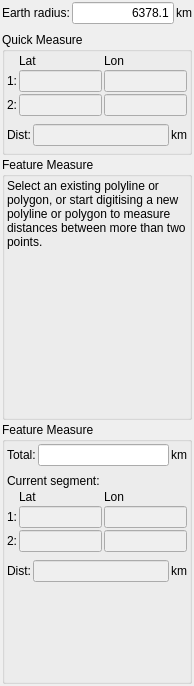
Qt form src/qt-widgets/MeasureDistanceWidgetUi.ui (GPlates/GPlates) before a commit.
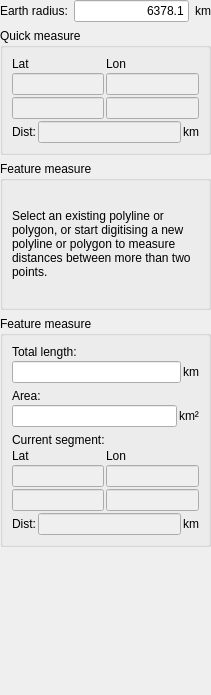
The same form after that commit.

Diff of the .ui file:
```diff
--- a/src/qt-widgets/MeasureDistanceWidgetUi.ui
+++ b/src/qt-widgets/MeasureDistanceWidgetUi.ui
@@ -1,38 +1,23 @@
 <ui version="4.0" >
  <class>MeasureDistanceWidget</class>
- <widget class="QWidget" name="MeasureDistanceWidget" >
-  <property name="geometry" >
+ <widget class="QWidget" name="MeasureDistanceWidget">
+  <property name="geometry">
    <rect>
     <x>0</x>
     <y>0</y>
-    <width>194</width>
-    <height>686</height>
+    <width>211</width>
+    <height>695</height>
    </rect>
   </property>
   <property name="windowTitle" >
    <string>Form</string>
   </property>
-  <layout class="QVBoxLayout" >
-   <property name="spacing" >
-    <number>2</number>
+  <layout class="QVBoxLayout">
+   <property name="margin">
+    <number>0</number>
    </property>
-   <property name="leftMargin" >
-    <number>2</number>
-   </property>
-   <property name="topMargin" >
-    <number>2</number>
-   </property>
-   <property name="rightMargin" >
-    <number>2</number>
-   </property>
-   <property name="bottomMargin" >
-    <number>2</number>
-   </property>
    <item>
-    <layout class="QHBoxLayout" >
-     <property name="bottomMargin" >
-      <number>6</number>
-     </property>
+    <layout class="QHBoxLayout">
      <item>
       <widget class="QLabel" name="label_radius" >
        <property name="text" >
@@ -60,61 +45,36 @@
     </layout>
    </item>
    <item>
-    <widget class="QGroupBox" name="groupbox_quick" >
-     <property name="title" >
-      <string>Quick Measure</string>
+    <widget class="QGroupBox" name="groupbox_quick">
+     <property name="title">
+      <string>Quick measure</string>
      </property>
      <layout class="QVBoxLayout" >
       <property name="spacing" >
        <number>2</number>
       </property>
-      <property name="leftMargin" >
-       <number>2</number>
-      </property>
-      <property name="topMargin" >
-       <number>2</number>
-      </property>
-      <property name="rightMargin" >
-       <number>2</number>
-      </property>
-      <property name="bottomMargin" >
-       <number>6</number>
-      </property>
       <item>
-       <layout class="QGridLayout" >
-        <property name="bottomMargin" >
-         <number>6</number>
-        </property>
-        <property name="horizontalSpacing" >
+       <layout class="QGridLayout" name="_4">
+        <property name="spacing">
          <number>2</number>
         </property>
-        <property name="verticalSpacing" >
-         <number>2</number>
-        </property>
-        <item row="0" column="1" >
-         <widget class="QLabel" name="label_quick_lat" >
-          <property name="text" >
+        <item row="0" column="0">
+         <widget class="QLabel" name="label_quick_lat">
+          <property name="text">
            <string>Lat</string>
           </property>
          </widget>
         </item>
-        <item row="0" column="2" >
-         <widget class="QLabel" name="label_quick_lon" >
-          <property name="text" >
+        <item row="0" column="1">
+         <widget class="QLabel" name="label_quick_lon">
+          <property name="text">
            <string>Lon</string>
           </property>
          </widget>
         </item>
-        <item row="1" column="0" >
-         <widget class="QLabel" name="label_feature_start" >
-          <property name="text" >
-           <string>1:</string>
-          </property>
-         </widget>
-        </item>
-        <item row="1" column="1" >
-         <widget class="QLineEdit" name="lineedit_quick_start_lat" >
-          <property name="enabled" >
+        <item row="1" column="0">
+         <widget class="QLineEdit" name="lineedit_quick_start_lat">
+          <property name="enabled">
            <bool>false</bool>
           </property>
           <property name="alignment" >
@@ -125,9 +85,9 @@
           </property>
          </widget>
         </item>
-        <item row="1" column="2" >
-         <widget class="QLineEdit" name="lineedit_quick_start_lon" >
-          <property name="enabled" >
+        <item row="1" column="1">
+         <widget class="QLineEdit" name="lineedit_quick_start_lon">
+          <property name="enabled">
            <bool>false</bool>
           </property>
           <property name="alignment" >
@@ -138,16 +98,9 @@
           </property>
          </widget>
         </item>
-        <item row="2" column="0" >
-         <widget class="QLabel" name="label_quick_end" >
-          <property name="text" >
-           <string>2:</string>
-          </property>
-         </widget>
-        </item>
-        <item row="2" column="1" >
-         <widget class="QLineEdit" name="lineedit_quick_end_lat" >
-          <property name="enabled" >
+        <item row="2" column="0">
+         <widget class="QLineEdit" name="lineedit_quick_end_lat">
+          <property name="enabled">
            <bool>false</bool>
           </property>
           <property name="alignment" >
@@ -158,9 +111,9 @@
           </property>
          </widget>
         </item>
-        <item row="2" column="2" >
-         <widget class="QLineEdit" name="lineedit_quick_end_lon" >
-          <property name="enabled" >
+        <item row="2" column="1">
+         <widget class="QLineEdit" name="lineedit_quick_end_lon">
+          <property name="enabled">
            <bool>false</bool>
           </property>
           <property name="alignment" >
@@ -174,17 +127,17 @@
        </layout>
       </item>
       <item>
-       <layout class="QHBoxLayout" >
+       <layout class="QHBoxLayout">
         <item>
-         <widget class="QLabel" name="label_quick_distance" >
-          <property name="text" >
+         <widget class="QLabel" name="label_quick_distance">
+          <property name="text">
            <string>Dist:</string>
           </property>
          </widget>
         </item>
         <item>
-         <widget class="QLineEdit" name="lineedit_quick_distance" >
-          <property name="enabled" >
+         <widget class="QLineEdit" name="lineedit_quick_distance">
+          <property name="enabled">
            <bool>false</bool>
           </property>
           <property name="alignment" >
@@ -196,8 +149,8 @@
          </widget>
         </item>
         <item>
-         <widget class="QLabel" name="label_quick_km" >
-          <property name="text" >
+         <widget class="QLabel" name="label_quick_km">
+          <property name="text">
            <string>km</string>
           </property>
          </widget>
@@ -215,28 +168,13 @@
        <verstretch>0</verstretch>
       </sizepolicy>
      </property>
-     <property name="title" >
-      <string>Feature Measure</string>
+     <property name="title">
+      <string>Feature measure</string>
      </property>
-     <layout class="QVBoxLayout" >
-      <property name="spacing" >
-       <number>2</number>
-      </property>
-      <property name="leftMargin" >
-       <number>2</number>
-      </property>
-      <property name="topMargin" >
-       <number>2</number>
-      </property>
-      <property name="rightMargin" >
-       <number>2</number>
-      </property>
-      <property name="bottomMargin" >
-       <number>2</number>
-      </property>
+     <layout class="QVBoxLayout">
       <item>
-       <widget class="QLabel" name="label_feature_none" >
-        <property name="text" >
+       <widget class="QLabel" name="label_feature_none">
+        <property name="text">
          <string>Select an existing polyline or polygon, or start digitising a new polyline or polygon to measure distances between more than two points.</string>
         </property>
         <property name="wordWrap" >
@@ -244,19 +182,6 @@
         </property>
        </widget>
       </item>
-      <item>
-       <spacer>
-        <property name="orientation" >
-         <enum>Qt::Vertical</enum>
-        </property>
-        <property name="sizeHint" >
-         <size>
-          <width>20</width>
-          <height>71</height>
-         </size>
-        </property>
-       </spacer>
-      </item>
      </layout>
     </widget>
    </item>
@@ -268,40 +193,27 @@
        <verstretch>0</verstretch>
       </sizepolicy>
      </property>
-     <property name="title" >
-      <string>Feature Measure</string>
+     <property name="title">
+      <string>Feature measure</string>
      </property>
-     <layout class="QVBoxLayout" >
-      <property name="spacing" >
+     <layout class="QVBoxLayout" name="verticalLayout_4">
+      <item>
+       <layout class="QVBoxLayout" name="verticalLayout">
+        <property name="spacing">
        <number>2</number>
       </property>
-      <property name="leftMargin" >
-       <number>2</number>
-      </property>
-      <property name="topMargin" >
-       <number>2</number>
-      </property>
-      <property name="rightMargin" >
-       <number>2</number>
-      </property>
-      <property name="bottomMargin" >
-       <number>2</number>
-      </property>
       <item>
-       <layout class="QHBoxLayout" >
-        <property name="bottomMargin" >
-         <number>6</number>
-        </property>
-        <item>
-         <widget class="QLabel" name="label_feature_total" >
-          <property name="text" >
-           <string>Total:</string>
+         <widget class="QLabel" name="label_feature_total">
+          <property name="text">
+           <string>Total length:</string>
           </property>
          </widget>
         </item>
         <item>
-         <widget class="QLineEdit" name="lineedit_feature_total" >
-          <property name="alignment" >
+         <layout class="QHBoxLayout" name="horizontalLayout_2">
+          <item>
+           <widget class="QLineEdit" name="lineedit_feature_total">
+            <property name="alignment">
            <set>Qt::AlignRight|Qt::AlignTrailing|Qt::AlignVCenter</set>
           </property>
           <property name="readOnly" >
@@ -310,56 +222,85 @@
          </widget>
         </item>
         <item>
-         <widget class="QLabel" name="label_feature_total_km" >
-          <property name="text" >
+           <widget class="QLabel" name="label_feature_total_km">
+            <property name="text">
            <string>km</string>
           </property>
          </widget>
         </item>
        </layout>
       </item>
+       </layout>
+      </item>
       <item>
-       <widget class="QLabel" name="label_feature_current_segment" >
-        <property name="text" >
+       <layout class="QVBoxLayout" name="verticalLayout_2">
+        <property name="spacing">
+         <number>2</number>
+        </property>
+        <item>
+         <widget class="QLabel" name="label_feature_area">
+          <property name="text">
+           <string>Area:</string>
+          </property>
+         </widget>
+        </item>
+        <item>
+         <layout class="QHBoxLayout" name="horizontalLayout">
+          <item>
+           <widget class="QLineEdit" name="lineedit_feature_area">
+            <property name="alignment">
+             <set>Qt::AlignRight|Qt::AlignTrailing|Qt::AlignVCenter</set>
+            </property>
+            <property name="readOnly">
+             <bool>true</bool>
+            </property>
+           </widget>
+          </item>
+          <item>
+           <widget class="QLabel" name="label_feature_area_sq_km">
+            <property name="text">
+             <string>km²</string>
+            </property>
+           </widget>
+          </item>
+         </layout>
+        </item>
+       </layout>
+      </item>
+      <item>
+       <layout class="QVBoxLayout" name="verticalLayout_3">
+        <property name="spacing">
+         <number>2</number>
+        </property>
+        <item>
+         <widget class="QLabel" name="label">
+          <property name="text">
          <string>Current segment:</string>
         </property>
        </widget>
       </item>
       <item>
-       <layout class="QGridLayout" >
-        <property name="bottomMargin" >
-         <number>6</number>
-        </property>
-        <property name="horizontalSpacing" >
+         <layout class="QGridLayout" name="_3">
+          <property name="spacing">
          <number>2</number>
         </property>
-        <property name="verticalSpacing" >
-         <number>2</number>
-        </property>
-        <item row="0" column="1" >
-         <widget class="QLabel" name="label_feature_lat" >
-          <property name="text" >
+          <item row="0" column="0">
+           <widget class="QLabel" name="label_feature_lat">
+            <property name="text">
            <string>Lat</string>
           </property>
          </widget>
         </item>
-        <item row="0" column="2" >
-         <widget class="QLabel" name="label_feature_lon" >
-          <property name="text" >
+          <item row="0" column="1">
+           <widget class="QLabel" name="label_feature_lon">
+            <property name="text">
            <string>Lon</string>
           </property>
          </widget>
         </item>
-        <item row="1" column="0" >
-         <widget class="QLabel" name="label_feature_start_2" >
-          <property name="text" >
-           <string>1:</string>
-          </property>
-         </widget>
-        </item>
-        <item row="1" column="1" >
-         <widget class="QLineEdit" name="lineedit_feature_start_lat" >
-          <property name="enabled" >
+          <item row="1" column="0">
+           <widget class="QLineEdit" name="lineedit_feature_start_lat">
+            <property name="enabled">
            <bool>false</bool>
           </property>
           <property name="alignment" >
@@ -370,9 +311,9 @@
           </property>
          </widget>
         </item>
-        <item row="1" column="2" >
-         <widget class="QLineEdit" name="lineedit_feature_start_lon" >
-          <property name="enabled" >
+          <item row="1" column="1">
+           <widget class="QLineEdit" name="lineedit_feature_start_lon">
+            <property name="enabled">
            <bool>false</bool>
           </property>
           <property name="alignment" >
@@ -383,16 +324,9 @@
           </property>
          </widget>
         </item>
-        <item row="2" column="0" >
-         <widget class="QLabel" name="label_feature_end" >
-          <property name="text" >
-           <string>2:</string>
-          </property>
-         </widget>
-        </item>
-        <item row="2" column="1" >
-         <widget class="QLineEdit" name="lineedit_feature_end_lat" >
-          <property name="enabled" >
+          <item row="2" column="0">
+           <widget class="QLineEdit" name="lineedit_feature_end_lat">
+            <property name="enabled">
            <bool>false</bool>
           </property>
           <property name="alignment" >
@@ -403,9 +337,9 @@
           </property>
          </widget>
         </item>
-        <item row="2" column="2" >
-         <widget class="QLineEdit" name="lineedit_feature_end_lon" >
-          <property name="enabled" >
+          <item row="2" column="1">
+           <widget class="QLineEdit" name="lineedit_feature_end_lon">
+            <property name="enabled">
            <bool>false</bool>
           </property>
           <property name="alignment" >
@@ -419,17 +353,17 @@
        </layout>
       </item>
       <item>
-       <layout class="QHBoxLayout" >
+         <layout class="QHBoxLayout">
         <item>
-         <widget class="QLabel" name="label_feature_distance" >
-          <property name="text" >
+           <widget class="QLabel" name="label_feature_distance">
+            <property name="text">
            <string>Dist:</string>
           </property>
          </widget>
         </item>
         <item>
-         <widget class="QLineEdit" name="lineedit_feature_distance" >
-          <property name="enabled" >
+           <widget class="QLineEdit" name="lineedit_feature_distance">
+            <property name="enabled">
            <bool>false</bool>
           </property>
           <property name="alignment" >
@@ -441,29 +375,31 @@
          </widget>
         </item>
         <item>
-         <widget class="QLabel" name="label_feature_distance_km" >
-          <property name="text" >
+           <widget class="QLabel" name="label_feature_distance_km">
+            <property name="text">
            <string>km</string>
           </property>
          </widget>
         </item>
        </layout>
       </item>
+       </layout>
+      </item>
+     </layout>
+    </widget>
+   </item>
       <item>
-       <spacer>
-        <property name="orientation" >
+    <spacer name="verticalSpacer">
+     <property name="orientation">
          <enum>Qt::Vertical</enum>
         </property>
-        <property name="sizeHint" >
+     <property name="sizeHint" stdset="0">
          <size>
           <width>20</width>
           <height>40</height>
          </size>
         </property>
        </spacer>
-      </item>
-     </layout>
-    </widget>
    </item>
   </layout>
  </widget>
```
Left out of the diff: 79 changed lines with no effect on the pictures. Lines whose indentation alone changed are shown as unchanged.
